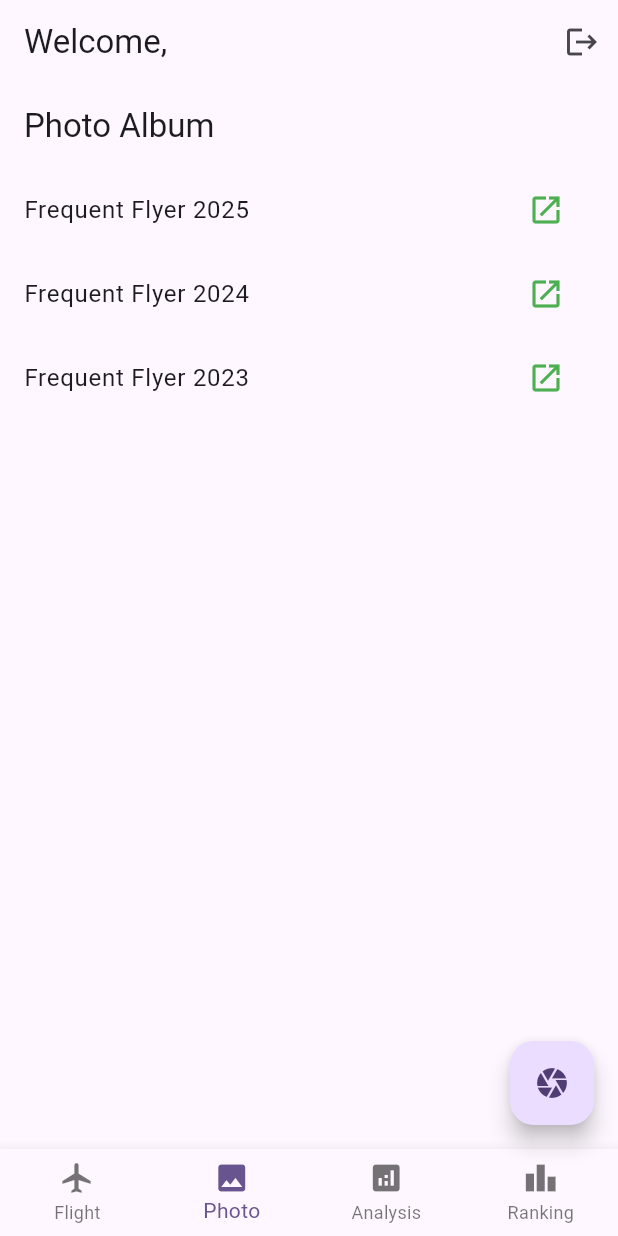
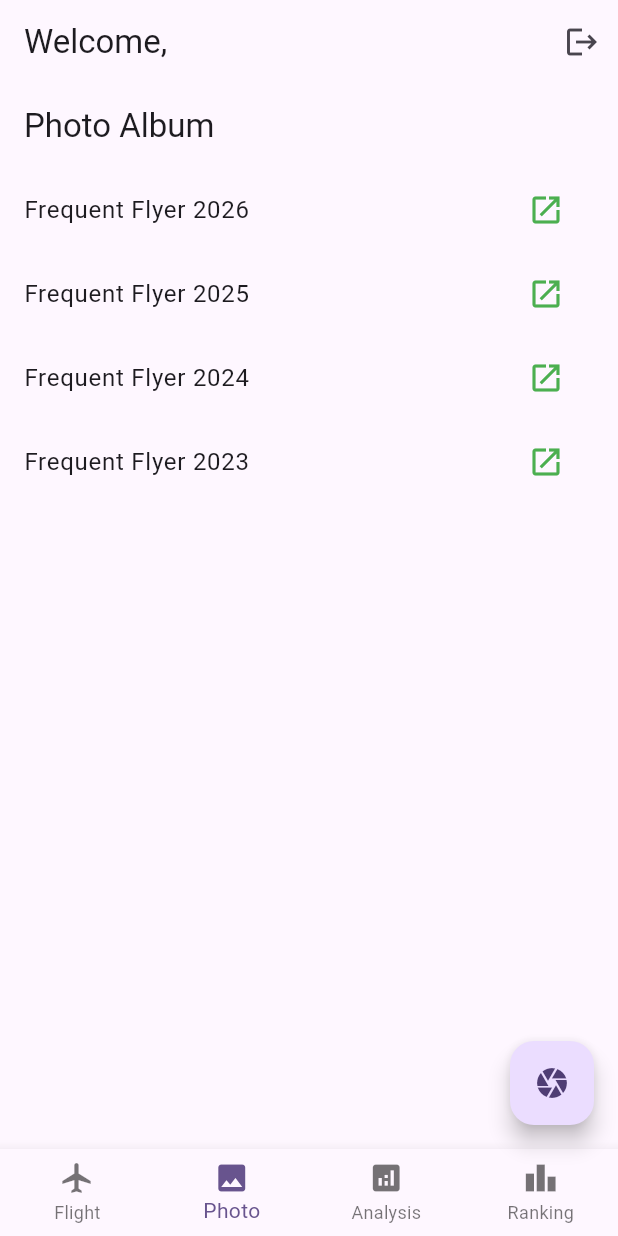
Before and after one commit to jiyuujin/mileage-run, a Flutter app: the screen it shows once a user with an empty profile is signed in, item 2 of the bottom bar chosen, on a phone screen of 412 x 824 dp. Run offline on Flutter 3.47's test engine with Material 3 defaults, Android fonts, the phone set to English and light mode, and no system bars; our stand-ins replace cloud_firestore, firebase_auth, firebase_core, firebase_storage, flutter_hooks, flutter_map and 7 more; accounts and stored records are empty.

Commit message:
fix: 2026 年の枠を設定

```diff
--- a/lib/constants.dart
+++ b/lib/constants.dart
@@ -30,6 +30,10 @@ final List<BottomNavigationBarItem> tabItems = [
 
 final List<Map<String, String>> photoLinks = [
   {
+    'url': 'https://photos.app.goo.gl/p7aHvNKmCEfQYdry9',
+    'title': 'Frequent Flyer 2026',
+  },
+  {
     'url': 'https://photos.app.goo.gl/XxbgDmBbjxk1HqqU9',
     'title': 'Frequent Flyer 2025',
   },
--- a/lib/pages/analysis_page.dart
+++ b/lib/pages/analysis_page.dart
@@ -8,7 +8,7 @@ import 'package:mileage_run/models/flight_log.dart';
 class AnalysisPage extends StatelessWidget {
   AnalysisPage({super.key});
 
-  final ValueNotifier<int> selectedYear = ValueNotifier(2025);
+  final ValueNotifier<int> selectedYear = ValueNotifier(2026);
 
   Stream<List<FlightLog>> flightStream() {
     return FirebaseFirestore.instance
@@ -51,7 +51,7 @@ class AnalysisPage extends StatelessWidget {
 
 void startYearAnimation() async {
   selectedYear.value = 2012;
-  for (int year = selectedYear.value; year <= 2025; year++) {
+  for (int year = selectedYear.value; year <= 2026; year++) {
     selectedYear.value = year;
     await Future.delayed(const Duration(milliseconds: 750));
   }
@@ -73,8 +73,8 @@ void startYearAnimation() async {
                 children: [
                   Expanded(child: Slider(
                     min: 2012,
-                    max: 2025,
-                    divisions: 2025 - 2012 + 1,
+                    max: 2026,
+                    divisions: 2026 - 2012 + 1,
                     value: selectedYear.value.toDouble(),
                     label: selectedYear.value.toString(),
                     onChanged: (value) {
--- a/lib/pages/ranking_page.dart
+++ b/lib/pages/ranking_page.dart
@@ -7,6 +7,7 @@ enum YearFilter {
   y2023,
   y2024,
   y2025,
+  y2026,
 }
 
 class RankingPage extends StatefulWidget {
@@ -78,6 +79,8 @@ class _RankingPageState extends State<RankingPage> {
         return 2024;
       case YearFilter.y2025:
         return 2025;
+      case YearFilter.y2026:
+        return 2026;
       case YearFilter.all:
         return null;
     }
@@ -108,6 +111,7 @@ class _RankingPageState extends State<RankingPage> {
           ButtonSegment(value: YearFilter.y2023, label: Text('2023')),
           ButtonSegment(value: YearFilter.y2024, label: Text('2024')),
           ButtonSegment(value: YearFilter.y2025, label: Text('2025')),
+          ButtonSegment(value: YearFilter.y2026, label: Text('2026')),
         ],
         selected: {_selectedYear},
         onSelectionChanged: (value) {
```
